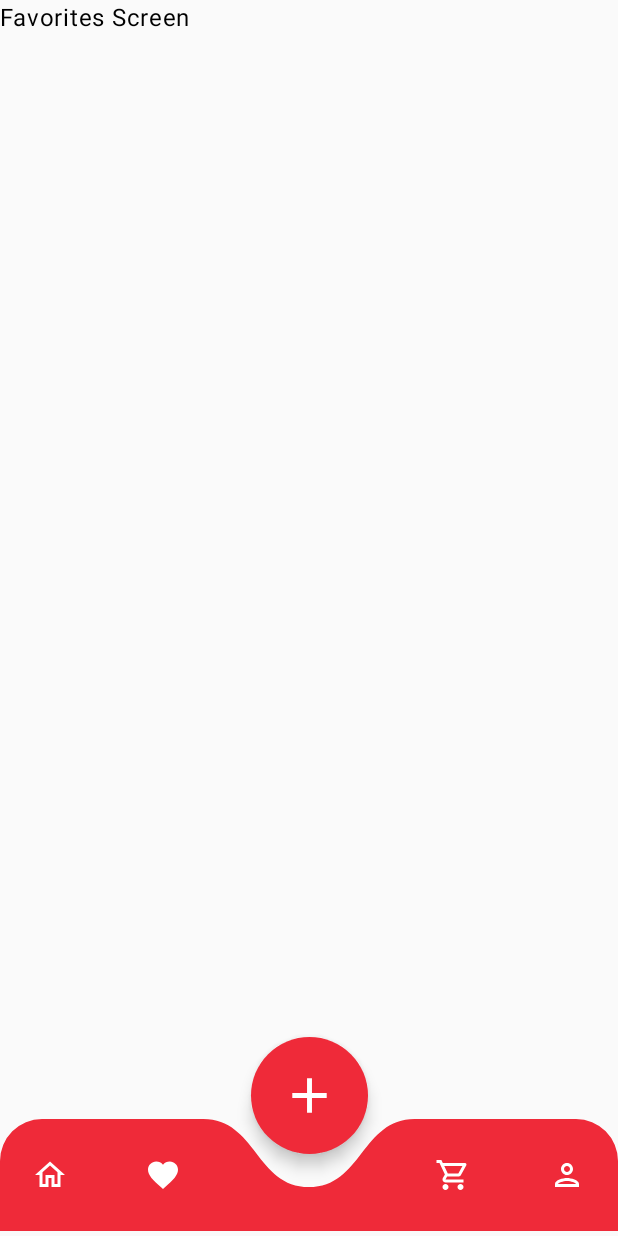
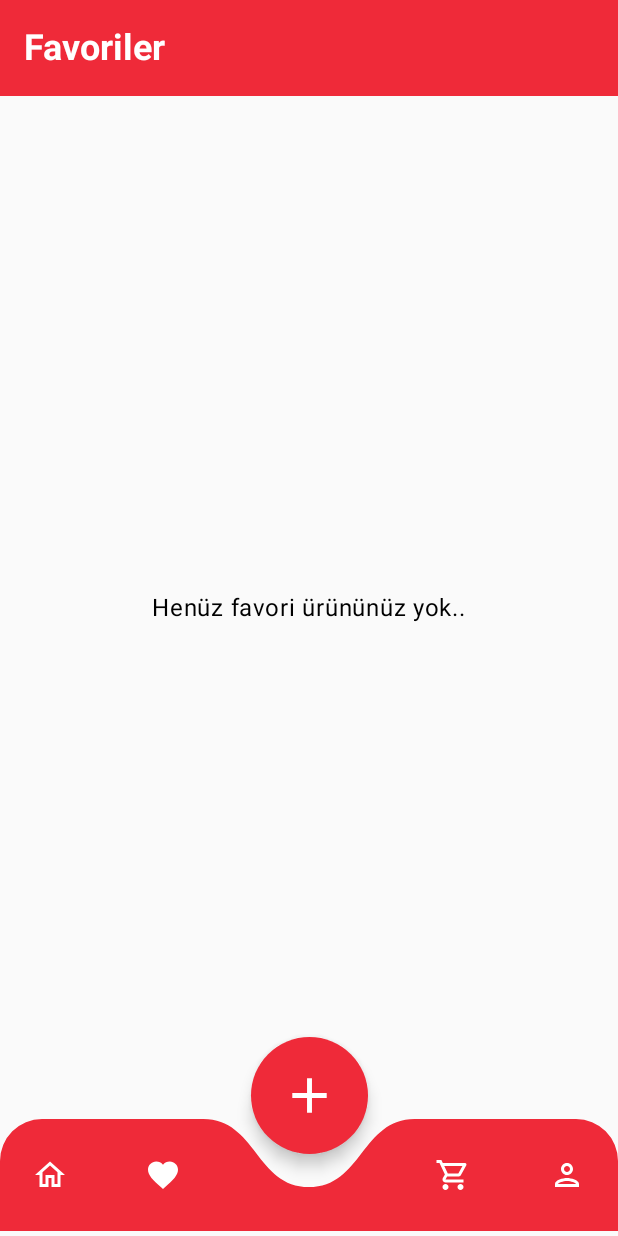
Before and after one commit to borayldrmm/FoodieHub, an Android app built with Jetpack Compose: the screen it shows after launch (MainActivity), item 2 of the bottom bar chosen, on a phone screen of 412 x 824 dp. Run offline under Robolectric (Android 15) with nearby library versions, the phone set to English and light mode, and no system bars; our stand-ins replace Dagger/Hilt's generated code.

Commit message:
feat: implement complete favorites functionality with persistent state management (#9)
Complete end-to-end favorites functionality allowing users to save and manage favorite foods with persistent in-memory storage and reactive UI updates.

Key changes:
- Add in-memory favorite storage to FoodRepositoryImpl with Set-based management
- Create FavoritesViewModel with reactive state handling for loading/error/empty states
- Implement FavoritesScreen with TopAppBar and reusable HomeFoodsGrid component
- Fix HomeViewModel toggleFavorite to sync with repository layer for data consistency
- Update heart icon to use FavoriteBorder for unselected state matching design mockups
- Add FavoritesScreen navigation integration and fix duplicate Cart route

Technical improvements:
- Proper separation between UI state and data persistence
- Bidirectional favorite toggle support from Home and Favorites screens
- Memory-efficient Set-based storage with proper state refresh after changes
- Consistent error handling and loading states across ViewModels

User flow: HomeScreen heart toggle → Repository update → FavoritesScreen display → Navigation to details

This establishes the foundation for user preference management and can be extended for authentication and cloud sync in future iterations.

```diff
--- a/app/src/main/java/com/borayildirim/foodiehub/data/repository/FoodRepositoryImpl.kt
+++ b/app/src/main/java/com/borayildirim/foodiehub/data/repository/FoodRepositoryImpl.kt
@@ -9,11 +9,19 @@ import javax.inject.Singleton
 
 @Singleton
 class FoodRepositoryImpl @Inject constructor(): FoodRepository {
+
+    // In-memory favorite storage
+    private val favoriteIds = mutableSetOf<Int>()
     override suspend fun getFoods(): List<Food> {
-        return MockFoodData.getBurgers() +
+        val allFoods = MockFoodData.getBurgers() +
                 MockFoodData.getPizza() +
                 MockFoodData.getSalad() +
                 MockFoodData.getDrinks()
+
+        // Update favorite status based on favoriteIds
+        return allFoods.map { food ->
+            food.copy(isFavorite = favoriteIds.contains(food.id))
+        }
     }
 
     override suspend fun getFood(foodId: Int): Food? {
@@ -30,8 +38,13 @@ class FoodRepositoryImpl @Inject constructor(): FoodRepository {
         )
     }
 
+    // SET operation - Remove & Add
     override suspend fun toggleFavorite(foodId: Int) {
-        TODO("Not yet implemented")
+        if (favoriteIds.contains(foodId)) {
+            favoriteIds.remove(foodId)
+        } else {
+            favoriteIds.add(foodId)
+        }
     }
 
     override suspend fun searchFoods(query: String): List<Food> {
@@ -39,5 +52,10 @@ class FoodRepositoryImpl @Inject constructor(): FoodRepository {
         return foods.filter { it.name.contains(query, ignoreCase = true) }
     }
 
+    // READ operation - Get list
+    override suspend fun getFavoriteFoods(): List<Food> {
+        return getFoods().filter { it.isFavorite }
+    }
+
 
 }
--- a/app/src/main/java/com/borayildirim/foodiehub/domain/repository/FoodRepository.kt
+++ b/app/src/main/java/com/borayildirim/foodiehub/domain/repository/FoodRepository.kt
@@ -5,8 +5,14 @@ import com.borayildirim.foodiehub.domain.model.Food
 
 interface FoodRepository {
     suspend fun getFoods(): List<Food>
+
     suspend fun getFood(foodId: Int): Food?
+
     suspend fun getCategories(): List<Category>
+
     suspend fun toggleFavorite(foodId: Int)
+
     suspend fun searchFoods(query: String): List<Food>
+
+    suspend fun getFavoriteFoods(): List<Food>
 }
--- a/app/src/main/java/com/borayildirim/foodiehub/presentation/navigation/NavGraph.kt
+++ b/app/src/main/java/com/borayildirim/foodiehub/presentation/navigation/NavGraph.kt
@@ -9,6 +9,7 @@ import androidx.navigation.compose.composable
 import androidx.navigation.navArgument
 import com.borayildirim.foodiehub.presentation.screens.CartScreen
 import com.borayildirim.foodiehub.presentation.screens.CustomizationScreen
+import com.borayildirim.foodiehub.presentation.screens.FavoritesScreen
 import com.borayildirim.foodiehub.presentation.screens.FoodDetailScreen
 import com.borayildirim.foodiehub.presentation.screens.HomeScreen
 import com.borayildirim.foodiehub.presentation.screens.SplashScreen
@@ -23,9 +24,17 @@ fun NavGraph(navController: NavHostController) {
         composable(Route.Splash.route) { SplashScreen(navController) }
         composable(Route.Add.route) { Text("Add Screen") }
         composable(Route.Home.route) { HomeScreen(navController) }
-        composable(Route.Cart.route) { Text("Cart Screen") }
         composable(Route.Profile.route) { Text("Profile Screen") }
-        composable(Route.Favorites.route) { Text("Favorites Screen") }
+
+        // FavoritesScreen
+        composable(Route.Favorites.route) {
+            FavoritesScreen(navController)
+        }
+
+        // Cart route
+        composable(Route.Cart.route) {
+            CartScreen(navController)
+        }
 
         composable(
             route = Route.FoodDetail.route,
@@ -42,9 +51,5 @@ fun NavGraph(navController: NavHostController) {
             val foodId = backStackEntry.arguments?.getInt("foodId") ?: 0
             CustomizationScreen(navController = navController, foodId = foodId)
         }
-
-        composable(Route.Cart.route) {
-            CartScreen(navController)
-        }
     }
 }
--- /dev/null
+++ b/app/src/main/java/com/borayildirim/foodiehub/presentation/screens/FavoritesScreen.kt
@@ -0,0 +1,104 @@
+package com.borayildirim.foodiehub.presentation.screens
+
+import androidx.compose.foundation.layout.Box
+import androidx.compose.foundation.layout.Column
+import androidx.compose.foundation.layout.fillMaxSize
+import androidx.compose.foundation.layout.padding
+import androidx.compose.material3.CircularProgressIndicator
+import androidx.compose.material3.ExperimentalMaterial3Api
+import androidx.compose.material3.MaterialTheme
+import androidx.compose.material3.Text
+import androidx.compose.material3.TopAppBar
+import androidx.compose.material3.TopAppBarDefaults
+import androidx.compose.runtime.Composable
+import androidx.compose.runtime.LaunchedEffect
+import androidx.compose.runtime.collectAsState
+import androidx.compose.runtime.getValue
+import androidx.compose.ui.Alignment
+import androidx.compose.ui.Modifier
+import androidx.compose.ui.graphics.Color
+import androidx.compose.ui.res.stringResource
+import androidx.compose.ui.text.font.FontWeight
+import androidx.compose.ui.unit.dp
+import androidx.hilt.navigation.compose.hiltViewModel
+import androidx.navigation.NavController
+import com.borayildirim.foodiehub.R
+import com.borayildirim.foodiehub.presentation.navigation.Route
+import com.borayildirim.foodiehub.presentation.ui.components.home.HomeFoodsGrid
+import com.borayildirim.foodiehub.presentation.viewmodels.FavoritesViewModel
+
+@OptIn(ExperimentalMaterial3Api::class)
+@Composable
+fun FavoritesScreen(
+    navController: NavController,
+    favoritesViewModel: FavoritesViewModel = hiltViewModel()
+) {
+    val uiState by favoritesViewModel.uiState.collectAsState()
+
+    LaunchedEffect(Unit) {
+        favoritesViewModel.loadFavorites()
+    }
+
+    Column(modifier = Modifier.fillMaxSize()) {
+        // TopAppBar
+        TopAppBar(
+            title = {
+                Text(
+                    text = stringResource(R.string.favorites_txt),
+                    style = MaterialTheme.typography.headlineSmall,
+                    fontWeight = FontWeight.Bold,
+                    color = Color.White
+                )
+            },
+            colors = TopAppBarDefaults.topAppBarColors(
+                containerColor = MaterialTheme.colorScheme.onPrimary
+            )
+        )
+
+        when {
+            uiState.isLoading -> {
+                Box(
+                    modifier = Modifier.fillMaxSize(),
+                    contentAlignment = Alignment.Center
+                ) {
+                    CircularProgressIndicator()
+                }
+            }
+
+            uiState.error != null -> {
+                Box(
+                    modifier = Modifier.fillMaxSize(),
+                    contentAlignment = Alignment.Center
+                ) {
+                    Text("Hata: ${uiState.error}")
+                }
+            }
+
+            uiState.favoriteFoods.isEmpty() -> {
+                // Empty state
+                Box(
+                    modifier = Modifier.fillMaxSize(),
+                    contentAlignment = Alignment.Center
+                ) {
+                    Text(
+                        text = stringResource(R.string.theresa_nothing_favorite_food_yet),
+                        style = MaterialTheme.typography.bodyLarge
+                    )
+                }
+            }
+
+            else -> {
+                // Favorites grid
+                HomeFoodsGrid(
+                    foods = uiState.favoriteFoods,
+                    onFoodClick = { food ->
+                        navController.navigate(Route.FoodDetail.createRoute(food.id))
+                    },
+                    onFavoriteClick = { foodId ->
+                        favoritesViewModel.toggleFavorite(foodId)
+                    }
+                )
+            }
+        }
+    }
+}
--- a/app/src/main/java/com/borayildirim/foodiehub/presentation/ui/components/home/HomeFoodsGrid.kt
+++ b/app/src/main/java/com/borayildirim/foodiehub/presentation/ui/components/home/HomeFoodsGrid.kt
@@ -21,6 +21,7 @@ import androidx.compose.material.icons.Icons
 import androidx.compose.material.icons.filled.Favorite
 import androidx.compose.material.icons.filled.Star
 import androidx.compose.material.icons.outlined.Favorite
+import androidx.compose.material.icons.outlined.FavoriteBorder
 import androidx.compose.material3.Card
 import androidx.compose.material3.CardDefaults
 import androidx.compose.material3.Icon
@@ -145,8 +146,8 @@ fun HomeFoodsGrid(
                             }
 
                             Icon(
-                                imageVector = if (food.isFavorite) Icons.Filled.Favorite else Icons.Outlined.Favorite,
-                                tint = if (food.isFavorite) Color.Red else Color.DarkGray,
+                                imageVector = if (food.isFavorite) Icons.Filled.Favorite else Icons.Outlined.FavoriteBorder,
+                                tint = if (food.isFavorite) MaterialTheme.colorScheme.onPrimary else Color.DarkGray,
                                 contentDescription = stringResource(R.string.home_food_grid_add_favorite),
                                 modifier = Modifier
                                     .clickable {
--- /dev/null
+++ b/app/src/main/java/com/borayildirim/foodiehub/presentation/viewmodels/FavoritesViewModel.kt
@@ -0,0 +1,57 @@
+package com.borayildirim.foodiehub.presentation.viewmodels
+
+import androidx.lifecycle.ViewModel
+import androidx.lifecycle.viewModelScope
+import com.borayildirim.foodiehub.domain.model.Food
+import com.borayildirim.foodiehub.domain.repository.FoodRepository
+import dagger.hilt.android.lifecycle.HiltViewModel
+import kotlinx.coroutines.flow.MutableStateFlow
+import kotlinx.coroutines.flow.asStateFlow
+import kotlinx.coroutines.launch
+import javax.inject.Inject
+
+data class FavoritesUiState(
+    val favoriteFoods: List<Food> = emptyList(),
+    val isLoading: Boolean = false,
+    val error: String? = null
+)
+
+@HiltViewModel
+class FavoritesViewModel @Inject constructor(
+    private val foodRepository: FoodRepository
+): ViewModel() {
+
+    private val _uiState = MutableStateFlow(FavoritesUiState())
+    val uiState = _uiState.asStateFlow()
+
+    fun loadFavorites() {
+        viewModelScope.launch {
+            _uiState.value = _uiState.value.copy(isLoading = true)
+
+            try {
+                val favorites = foodRepository.getFavoriteFoods()
+                _uiState.value = _uiState.value.copy(
+                    favoriteFoods = favorites,
+                    isLoading = false,
+                    error = null
+                )
+            } catch (e: Exception) {
+                _uiState.value = _uiState.value.copy(
+                    error = e.message,
+                    isLoading = false
+                )
+            }
+        }
+    }
+
+    fun toggleFavorite(foodId: Int) {
+        viewModelScope.launch {
+            try {
+                foodRepository.toggleFavorite(foodId)
+                loadFavorites() // Refresh favorites list
+            } catch (e: Exception) {
+                _uiState.value = _uiState.value.copy(error = e.message)
+            }
+        }
+    }
+}
--- a/app/src/main/res/values/strings.xml
+++ b/app/src/main/res/values/strings.xml
@@ -81,4 +81,6 @@
     <string name="browse_food">Yemeklere Göz At</string>
     <string name="remove_txt">Kaldır</string>
     <string name="add_cart_txt">SEPETE EKLE</string>
+    <string name="favorites_txt">Favoriler</string>
+    <string name="theresa_nothing_favorite_food_yet">Henüz favori ürününüz yok..</string>
 </resources>
```
Also changed, not shown: app/src/main/java/com/borayildirim/foodiehub/presentation/viewmodels/HomeViewModel.kt (+9 -17 lines).
